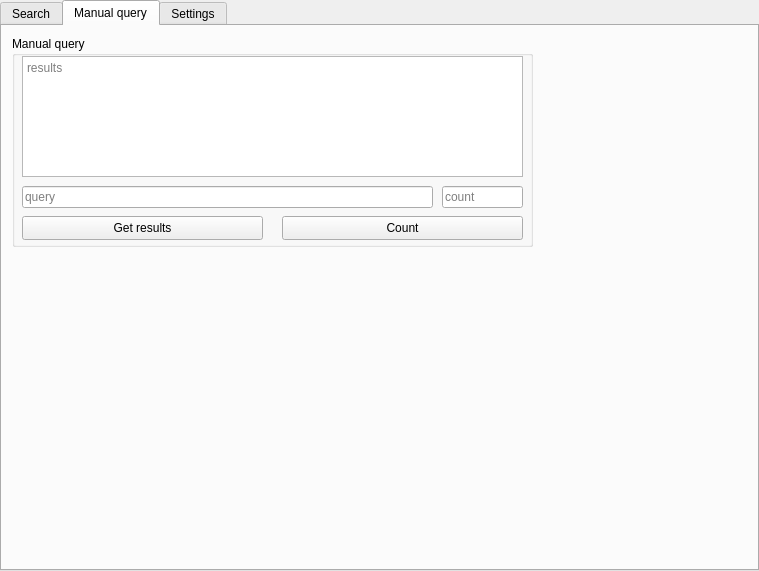
caffedrine/CryptoPocketKnife, file ui/OSINT/ShodanUI.ui: the form before one commit.
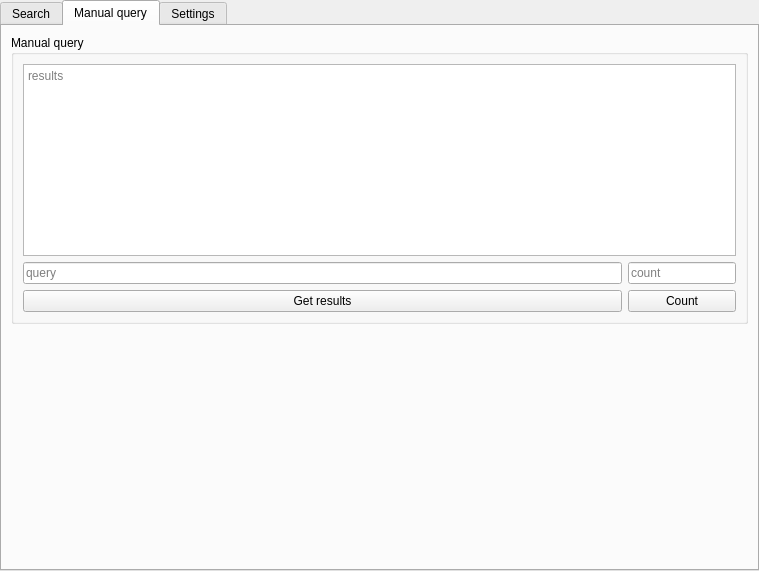
The form after the commit.

Commit message: Added basic shodan functionality Increased threads used by ports scanner

```diff
--- a/ui/OSINT/ShodanUI.ui
+++ b/ui/OSINT/ShodanUI.ui
@@ -40,53 +40,28 @@
       <attribute name="title">
        <string>Manual query</string>
       </attribute>
+      <layout class="QGridLayout" name="gridLayout_4">
+       <item row="1" column="0">
+        <spacer name="verticalSpacer">
+         <property name="orientation">
+          <enum>Qt::Vertical</enum>
+         </property>
+         <property name="sizeHint" stdset="0">
+          <size>
+           <width>20</width>
+           <height>229</height>
+          </size>
+         </property>
+        </spacer>
+       </item>
+       <item row="0" column="0">
       <widget class="QGroupBox" name="groupBox_2">
-       <property name="geometry">
-        <rect>
-         <x>10</x>
-         <y>10</y>
-         <width>521</width>
-         <height>211</height>
-        </rect>
-       </property>
        <property name="title">
         <string>Manual query</string>
        </property>
-       <widget class="QPushButton" name="pushButton_ManualQuery_GetResults">
-        <property name="geometry">
-         <rect>
-          <x>10</x>
-          <y>180</y>
-          <width>241</width>
-          <height>24</height>
-         </rect>
-        </property>
-        <property name="text">
-         <string>Get results</string>
-        </property>
-       </widget>
-       <widget class="QLineEdit" name="lineEdit_ManualQuery_Query">
-        <property name="geometry">
-         <rect>
-          <x>10</x>
-          <y>150</y>
-          <width>411</width>
-          <height>22</height>
-         </rect>
-        </property>
-        <property name="placeholderText">
-         <string>query</string>
-        </property>
-       </widget>
+         <layout class="QGridLayout" name="gridLayout_3">
+          <item row="0" column="0" colspan="3">
        <widget class="QPlainTextEdit" name="plainTextEdit_ManualQuery_Results">
-        <property name="geometry">
-         <rect>
-          <x>10</x>
-          <y>20</y>
-          <width>501</width>
-          <height>121</height>
-         </rect>
-        </property>
         <property name="readOnly">
          <bool>true</bool>
         </property>
@@ -94,28 +69,19 @@
          <string>results</string>
         </property>
        </widget>
-       <widget class="QPushButton" name="pushButton_ManualQuery_Count">
-        <property name="geometry">
-         <rect>
-          <x>270</x>
-          <y>180</y>
-          <width>241</width>
-          <height>24</height>
-         </rect>
-        </property>
+          </item>
+          <item row="1" column="0">
+           <widget class="QLineEdit" name="lineEdit_ManualQuery_Query">
         <property name="text">
-         <string>Count</string>
-        </property>
-       </widget>
+             <string/>
+            </property>
+            <property name="placeholderText">
+             <string>query</string>
+            </property>
+           </widget>
+          </item>
+          <item row="1" column="1" colspan="2">
        <widget class="QLineEdit" name="lineEdit_ManualQuery_Count">
-        <property name="geometry">
-         <rect>
-          <x>430</x>
-          <y>150</y>
-          <width>81</width>
-          <height>22</height>
-         </rect>
-        </property>
         <property name="readOnly">
          <bool>true</bool>
         </property>
@@ -123,7 +89,25 @@
          <string>count</string>
         </property>
        </widget>
-      </widget>
+          </item>
+          <item row="2" column="0">
+           <widget class="QPushButton" name="pushButton_ManualQuery_GetResults">
+            <property name="text">
+             <string>Get results</string>
+            </property>
+           </widget>
+          </item>
+          <item row="2" column="1" colspan="2">
+           <widget class="QPushButton" name="pushButton_ManualQuery_Count">
+            <property name="text">
+             <string>Count</string>
+            </property>
+           </widget>
+          </item>
+         </layout>
+        </widget>
+       </item>
+      </layout>
      </widget>
      <widget class="QWidget" name="tab_Settings">
       <attribute name="title">
```
Left out of the diff: 2 changed lines with no effect on the pictures. Lines whose indentation alone changed are shown as unchanged. The commit also changes 13 other files.
